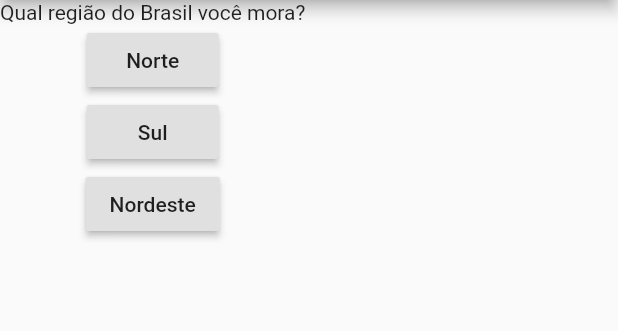
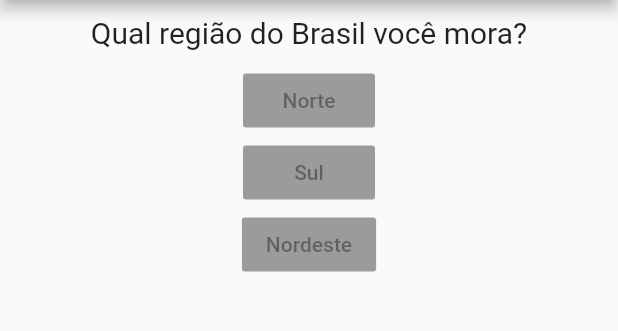
Before and after one commit to MoellerDoug/projeto_perguntas, a Flutter app: the screen it shows after launch, on a phone screen of 412 x 824 dp, the part 84-415 px from its top. Run offline on Flutter 3.47's test engine with Material 2 defaults, Android fonts, the phone set to English and light mode, and no system bars.

Commit message:
- Adicionado style no componente questao; - Adicionado componente para as respostas;

```diff
--- a/lib/main.dart
+++ b/lib/main.dart
@@ -1,5 +1,6 @@
 import 'package:flutter/material.dart';
 import 'package:projeto_perguntas/questao.dart';
+import 'package:projeto_perguntas/resposta.dart';
 
 main() => runApp(PerguntaApp());
 
@@ -30,18 +31,9 @@ class _PerguntaAppState extends State<PerguntaApp> {
           body: Column(
             children: <Widget>[
               Questao(perguntas[_perguntaSelecionada]),
-              RaisedButton(
-                child: Text('Norte'),
-                onPressed: _responder,
-              ),
-              RaisedButton(
-                child: Text('Sul'),
-                onPressed: _responder,
-              ),
-              RaisedButton(
-                child: Text('Nordeste'),
-                onPressed: _responder,
-              ),
+              Resposta('Norte'),
+              Resposta('Sul'),
+              Resposta('Nordeste'),
             ],
           ),
         )
--- a/lib/questao.dart
+++ b/lib/questao.dart
@@ -8,6 +8,14 @@ class Questao extends StatelessWidget {
 
   @override
   Widget build(BuildContext context) {
-    return Text(texto);
+    return Container(
+      width: double.infinity,
+      margin: EdgeInsets.all(10),
+      child: Text(
+        texto,
+        style: TextStyle(fontSize: 20),
+        textAlign: TextAlign.center,
+      ),
+    );
   }
 }
--- /dev/null
+++ b/lib/resposta.dart
@@ -0,0 +1,21 @@
+import 'package:flutter/cupertino.dart';
+import 'package:flutter/material.dart';
+
+class Resposta extends StatelessWidget {
+
+  final String resposta;
+
+  Resposta(this.resposta);
+
+  @override
+  Widget build(BuildContext context) {
+    return RaisedButton(
+      child: Text(
+        resposta,
+        style: TextStyle(fontSize: 14),
+        textAlign: TextAlign.center,
+      ),
+      onPressed: null,
+    );
+  }
+}
```
